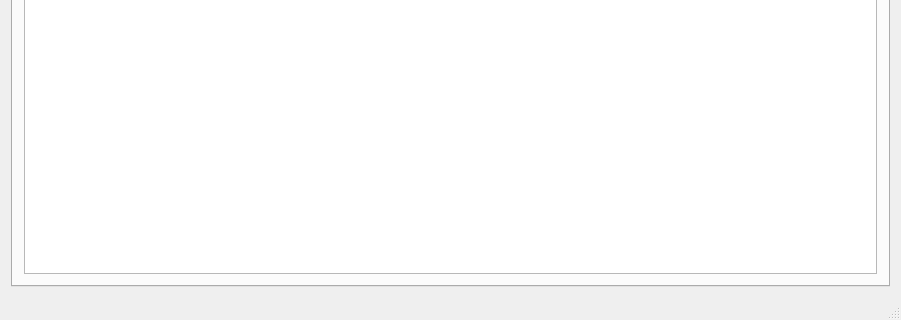
scuq/offlineshop, file mainwindow.ui: the form before one commit; both pictures show x 0 to 901 and y 428 to 748 of the 901 by 748 pixel window.
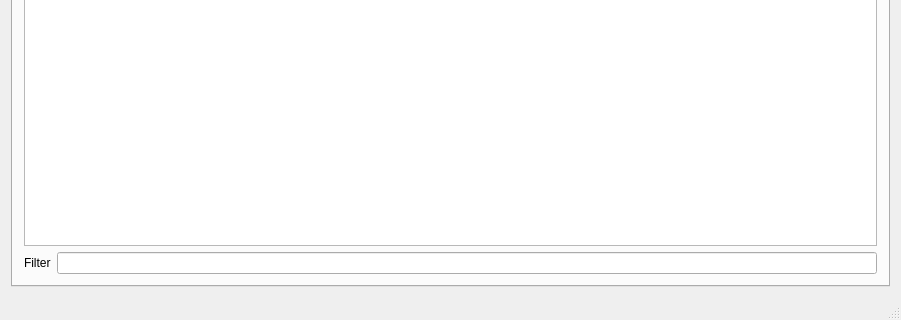
The form after the commit. Icons and pictures are not drawn.

```diff
--- a/mainwindow.ui
+++ b/mainwindow.ui
@@ -32,7 +32,17 @@
         <string>Pricelist</string>
        </attribute>
        <layout class="QGridLayout" name="gridLayout_2">
-        <item row="0" column="0">
+        <item row="1" column="1">
+         <widget class="QLineEdit" name="lineEditFilter"/>
+        </item>
+        <item row="1" column="0">
+         <widget class="QLabel" name="label">
+          <property name="text">
+           <string>Filter</string>
+          </property>
+         </widget>
+        </item>
+        <item row="0" column="0" colspan="2">
          <widget class="QTableView" name="tableViewPricelist">
           <property name="contextMenuPolicy">
            <enum>Qt::CustomContextMenu</enum>
```
Left out of the diff: 18 changed lines with no effect on the pictures.
